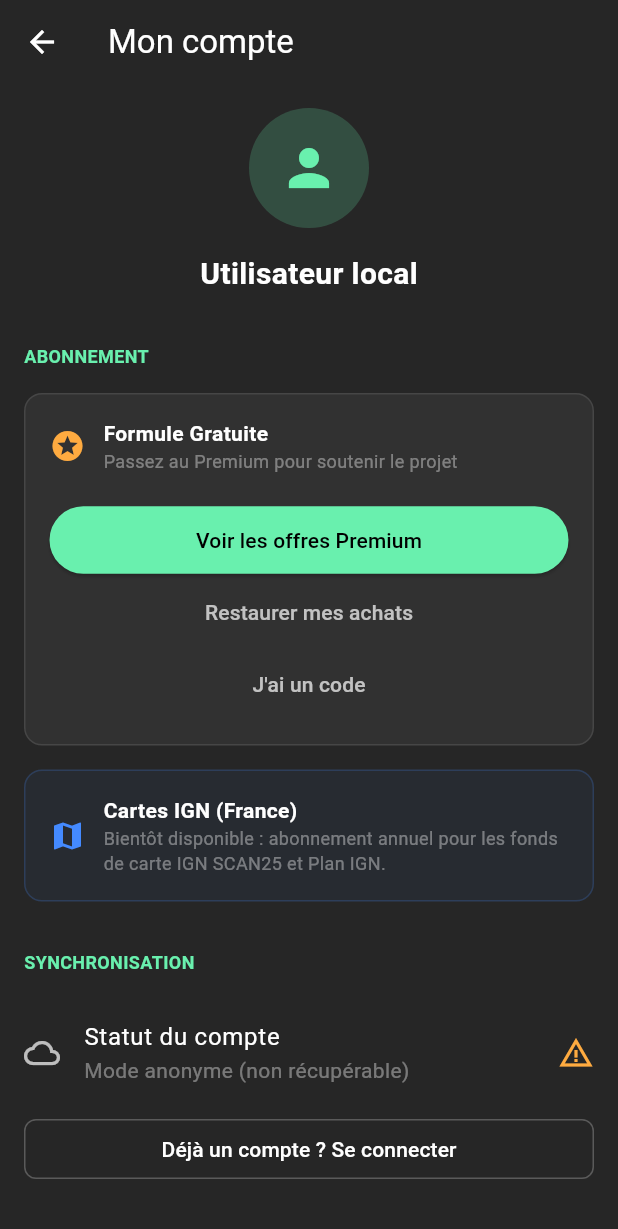
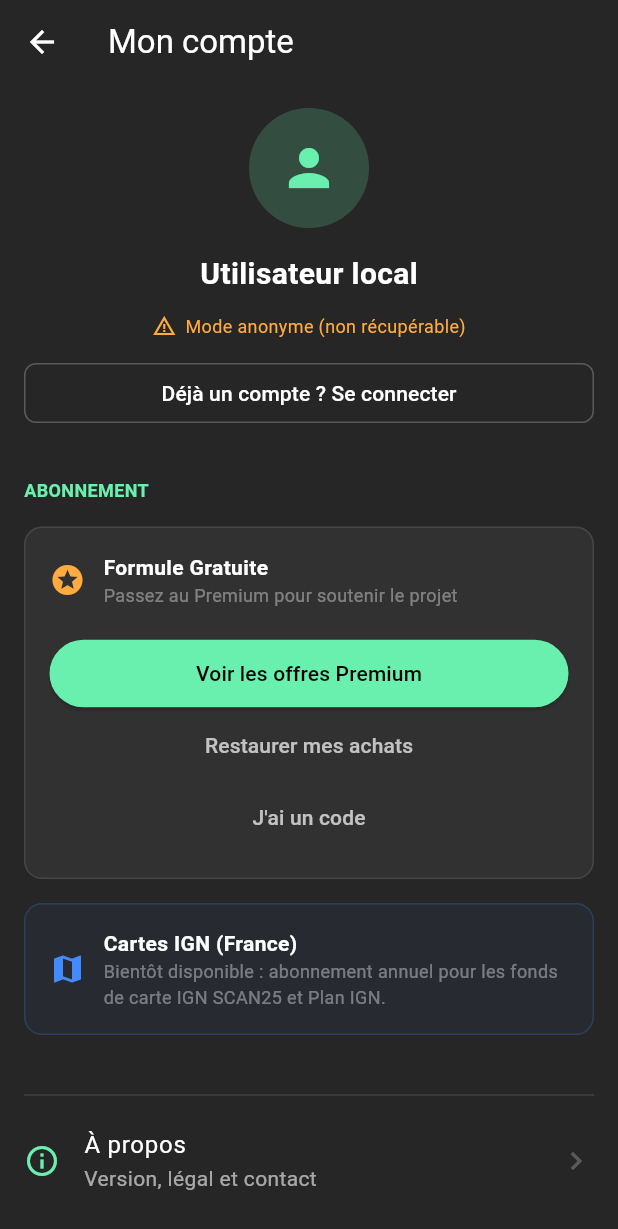
Before and after one commit to Rosaweb/Meshiker, a Flutter app: the AccountSettingsScreen screen opened directly, on a phone screen of 412 x 824 dp. Shown: the top 1229 px of the screen. Run offline on Flutter 3.47's test engine with Material 3 defaults, Android fonts, the phone set to English and light mode, and no system bars; our stand-ins replace connectivity_plus, file_picker, flutter_colorpicker, flutter_compass, flutter_map, flutter_tts and 12 more; missing offline and left inert: dart:ffi, flutter_sound, gnss_diagnostics, mbtiles, mobile_scanner, open_meteo and 7 more; accounts and stored records are empty; generated files the repository leaves out were written again.

Commit message:
feat(ui): tidy account page and navigation assistant block
- Move the "ASSISTANT DE NAVIGATION" title inside the assistant frame
  (new optional `title` on AssistantPromptBar) to match the other
  navigation tool blocks' charte graphique.
- Account page: drop the redundant "SYNCHRONISATION" section and fold
  the account status (anonymous vs. permanent) plus the "Se connecter"
  action into the page header, next to the email.
- AppBar shows "Meshiker Pro" for premium subscribers.

Co-Authored-By: Claude Sonnet 5 <noreply@anthropic.com>
Claude-Session: https://claude.ai/code/session_01Y8yqsq7D2VZuu7Bd5s3Y7B

```diff
--- a/lib/ui/settings/account_settings_screen.dart
+++ b/lib/ui/settings/account_settings_screen.dart
@@ -36,13 +36,11 @@ class AccountSettingsScreen extends StatelessWidget {
                 return ListView(
                   padding: const EdgeInsets.all(16),
                   children: [
-                    _buildUserHeader(user),
+                    _buildUserHeader(context, user, authService),
                     const SizedBox(height: 32),
                     _buildSubscriptionSection(context, subService),
                     const SizedBox(height: 16),
                     _buildIgnSubscriptionPlaceholder(),
-                    const SizedBox(height: 32),
-                    _buildSyncSection(context, authService),
                     const SizedBox(height: 32),
                     const Divider(color: Colors.white12),
                     ListTile(
@@ -71,7 +69,13 @@ class AccountSettingsScreen extends StatelessWidget {
     );
   }
 
-  Widget _buildUserHeader(Utilisateur? user) {
+  Widget _buildUserHeader(
+      BuildContext context, Utilisateur? user, AuthService authService) {
+    final isAnonymous = authService.isAnonymous;
+    // L'e-mail affiché : celui de l'utilisateur local, sinon celui de la
+    // session Supabase (compte permanent sans profil Isar encore synchronisé).
+    final email = user?.email ?? authService.currentUser?.email;
+
     return Column(
       children: [
         CircleAvatar(
@@ -84,10 +88,45 @@ class AccountSettingsScreen extends StatelessWidget {
           user?.pseudo ?? 'Utilisateur local',
           style: const TextStyle(color: Colors.white, fontSize: 20, fontWeight: FontWeight.bold),
         ),
-        if (user?.email != null)
+        if (email != null)
           Text(
-            user!.email!,
+            email,
             style: const TextStyle(color: Colors.white70),
+          ),
+        const SizedBox(height: 12),
+        // Statut du compte, autrefois dans la section « SYNCHRONISATION » :
+        // fusionné ici pour éviter la redondance avec l'e-mail de l'entête.
+        Row(
+          mainAxisSize: MainAxisSize.min,
+          children: [
+            Icon(
+              isAnonymous ? Icons.warning_amber : Icons.check_circle,
+              size: 16,
+              color: isAnonymous ? Colors.orangeAccent : Colors.greenAccent,
+            ),
+            const SizedBox(width: 6),
+            Text(
+              isAnonymous ? 'Mode anonyme (non récupérable)' : 'Compte permanent synchronisé',
+              style: TextStyle(
+                color: isAnonymous ? Colors.orangeAccent : Colors.white60,
+                fontSize: 12,
+              ),
+            ),
+          ],
+        ),
+        if (isAnonymous)
+          Padding(
+            padding: const EdgeInsets.only(top: 12),
+            child: OutlinedButton(
+              onPressed: () => Navigator.push(context, MaterialPageRoute(builder: (_) => const LoginScreen())),
+              style: OutlinedButton.styleFrom(
+                foregroundColor: Colors.white,
+                side: const BorderSide(color: Colors.white24),
+                minimumSize: const Size(double.infinity, 40),
+                shape: RoundedRectangleBorder(borderRadius: BorderRadius.circular(8)),
+              ),
+              child: const Text('Déjà un compte ? Se connecter'),
+            ),
           ),
       ],
     );
@@ -230,43 +269,4 @@ class AccountSettingsScreen extends StatelessWidget {
     );
   }
 
-  Widget _buildSyncSection(BuildContext context, AuthService authService) {
-    final isAnonymous = authService.isAnonymous;
-    return Column(
-      crossAxisAlignment: CrossAxisAlignment.start,
-      children: [
-        const Text(
-          'SYNCHRONISATION',
-          style: TextStyle(color: Colors.greenAccent, fontSize: 12, fontWeight: FontWeight.bold),
-        ),
-        const SizedBox(height: 16),
-        ListTile(
-          contentPadding: EdgeInsets.zero,
-          leading: const Icon(Icons.cloud_queue, color: Colors.white70),
-          title: const Text('Statut du compte', style: TextStyle(color: Colors.white)),
-          subtitle: Text(
-            isAnonymous ? 'Mode anonyme (non récupérable)' : 'Connecté (${authService.currentUser?.email ?? "compte permanent"})',
-            style: const TextStyle(color: Colors.white38),
-          ),
-          trailing: isAnonymous
-            ? const Icon(Icons.warning_amber, color: Colors.orangeAccent)
-            : const Icon(Icons.check_circle, color: Colors.greenAccent),
-        ),
-        if (isAnonymous)
-          Padding(
-            padding: const EdgeInsets.only(top: 4),
-            child: OutlinedButton(
-              onPressed: () => Navigator.push(context, MaterialPageRoute(builder: (_) => const LoginScreen())),
-              style: OutlinedButton.styleFrom(
-                foregroundColor: Colors.white,
-                side: const BorderSide(color: Colors.white24),
-                minimumSize: const Size(double.infinity, 40),
-                shape: RoundedRectangleBorder(borderRadius: BorderRadius.circular(8)),
-              ),
-              child: const Text('Déjà un compte ? Se connecter'),
-            ),
-          ),
-      ],
-    );
-  }
 }
```
Also changed, not shown: lib/ui/assistant/assistant_prompt_bar.dart (+22 -2 lines), lib/ui/main_navigation_screen.dart (+9 -11 lines).
